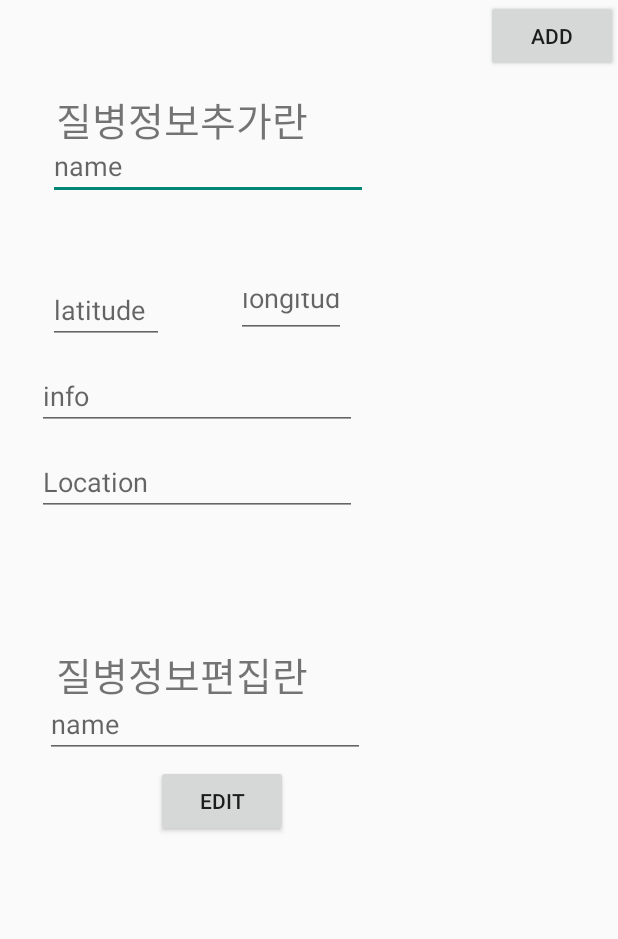
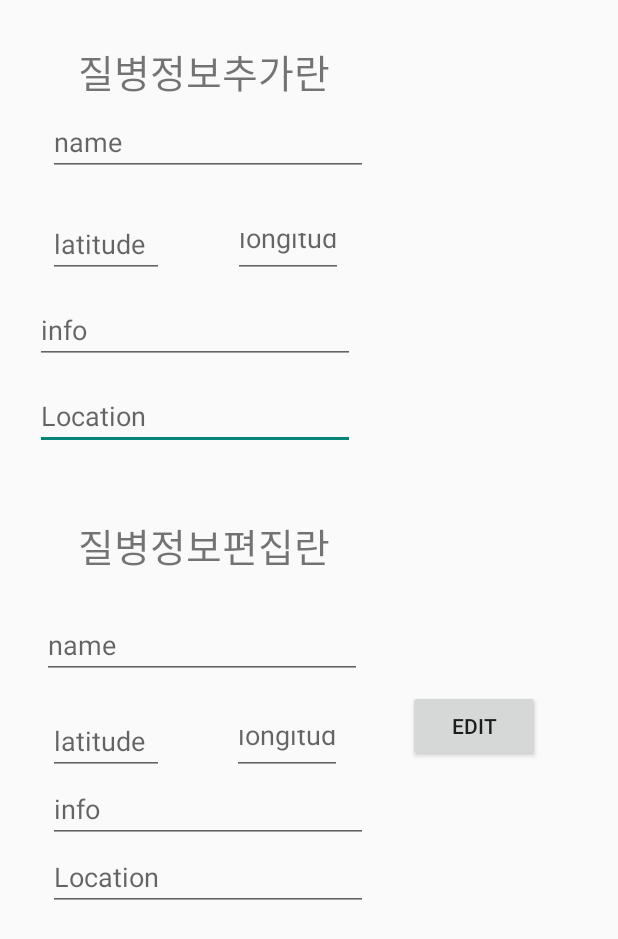
Before and after one commit to Bue-von-hon/showdisease, an Android app: the AddEditDiseaseInfo screen opened directly, with no data from a screen before it, on a phone screen of 412 x 824 dp. Shown: the top 939 px of the screen. Run offline under Robolectric (Android 15) with nearby library versions, the phone set to English and light mode, and no system bars; our stand-ins replace Room's generated code, data binding.

Commit message:
this resolve #37 and resolve #38

```diff
--- a/app/src/main/java/com/kc/showdisease/AddEditDiseaseInfo.java
+++ b/app/src/main/java/com/kc/showdisease/AddEditDiseaseInfo.java
@@ -14,6 +14,7 @@ import com.google.android.gms.maps.GoogleMap;
 import com.google.android.gms.maps.MapsInitializer;
 import com.google.android.gms.maps.OnMapReadyCallback;
 import com.google.android.gms.maps.model.LatLng;
+import com.google.android.gms.maps.model.Marker;
 import com.google.android.gms.maps.model.MarkerOptions;
 import com.kc.showdisease.databinding.ActivityAddEditDiseaseInfoBinding;
 
@@ -33,10 +34,10 @@ public class AddEditDiseaseInfo extends AppCompatActivity {
         super.onCreate(savedInstanceState);
         final ActivityAddEditDiseaseInfoBinding binding = DataBindingUtil.setContentView(this, R.layout.activity_add_edit_disease_info);
         diseaseViewModel = ViewModelProviders.of(this, new ViewModelProvider.AndroidViewModelFactory(getApplication())).get(DiseaseViewModel.class);
+
         binding.AddBtn.setOnClickListener(new View.OnClickListener() {
             //@Override
             public void onClick(View v) {
-
                 final String name = binding.AddDiseaseNameTxt.getText().toString();
                 final double latitude = Double.parseDouble(binding.AddLatitudeTxt.getText().toString());
                 final double longitude = Double.parseDouble(binding.AddLongitudeTxt.getText().toString());
@@ -58,5 +59,39 @@ public class AddEditDiseaseInfo extends AppCompatActivity {
             }
         });
 
+        binding.EditBtn.setOnClickListener(new View.OnClickListener() {
+            @Override
+            public void onClick(View v) {
+                final String Editname = binding.EditDiseaseTxt.getText().toString();
+                double Editlatitude = Double.parseDouble(binding.EditLatitudeTxt.getText().toString());
+                double Editlongitude = Double.parseDouble(binding.EditLongitudeTxt.getText().toString());
+                String Editinfo = binding.EditinfoTxt.getText().toString();
+                String Editlocation = binding.EditLocationTxt.getText().toString();
+
+                db.diseaseDao().setDisease(Editname, Editlatitude, Editlongitude, Editinfo, Editlocation);
+                map.clear();
+                List<Disease> targets = db.diseaseDao().getAll();
+                diseaseIterator = targets.iterator();
+                mapFragment.getMapAsync(new OnMapReadyCallback() {
+                    @Override
+                    public void onMapReady(GoogleMap googleMap) {
+                        map = googleMap;
+                        while (diseaseIterator.hasNext()) {
+                            target = diseaseIterator.next();
+                            String Dname = target.getName();
+                            double latitude = target.getLatitude();
+                            double longitude = target.getLongitude();
+                            LatLng sydney = new LatLng(latitude, longitude);
+                            map.addMarker(new MarkerOptions().position(sydney).title(Dname));
+                            map.moveCamera(CameraUpdateFactory.newLatLng(sydney));
+                        }
+
+                    }
+                });
+
+                finish();
+            }
+        });
+
     }
 }
--- a/app/src/main/java/com/kc/showdisease/MainActivity.java
+++ b/app/src/main/java/com/kc/showdisease/MainActivity.java
@@ -64,10 +64,9 @@ public class MainActivity extends AppCompatActivity {
 
         binding.toolbar.setTitle("About Disease");
         setSupportActionBar(binding.toolbar);
+
         List<Disease> targets = db.diseaseDao().getAll();
         diseaseIterator = targets.iterator();
-
-
         mapFragment = (SupportMapFragment) getSupportFragmentManager().findFragmentById(R.id.map);
         mapFragment.getMapAsync(new OnMapReadyCallback() {
             @Override
--- a/app/src/main/res/layout/activity_add_edit_disease_info.xml
+++ b/app/src/main/res/layout/activity_add_edit_disease_info.xml
@@ -7,32 +7,85 @@
         android:layout_width="match_parent"
         android:layout_height="match_parent">
 
-        <TextView
+        <EditText
+            android:id="@+id/AddLocationTxt"
             android:layout_width="wrap_content"
             android:layout_height="wrap_content"
-            app:layout_constraintStart_toStartOf="parent"
-            app:layout_constraintTop_toTopOf="parent"
-            android:layout_marginLeft="37dp"
-            android:layout_marginTop="60dp"
-            android:text="질병정보추가란"
-            android:textSize="26dp" />
+            android:layout_marginTop="12dp"
+            android:ems="10"
+            android:hint="Location"
+            android:inputType="textPersonName"
+            app:layout_constraintEnd_toEndOf="@+id/AddinfoTxt"
+            app:layout_constraintHorizontal_bias="1.0"
+            app:layout_constraintStart_toStartOf="@+id/AddinfoTxt"
+            app:layout_constraintTop_toBottomOf="@+id/AddinfoTxt" />
+
+        <EditText
+            android:id="@+id/EditinfoTxt"
+            android:layout_width="wrap_content"
+            android:layout_height="wrap_content"
+            android:ems="10"
+            android:hint="info"
+            android:inputType="textPersonName"
+            app:layout_constraintEnd_toEndOf="@+id/AddLongitudeTxt"
+            app:layout_constraintHorizontal_bias="0.0"
+            app:layout_constraintStart_toStartOf="@+id/AddLatitudeTxt"
+            app:layout_constraintTop_toBottomOf="@+id/EditLatitudeTxt" />
+
+        <EditText
+            android:id="@+id/EditLongitudeTxt"
+            android:layout_width="73dp"
+            android:layout_height="40dp"
+            android:layout_marginStart="32dp"
+            android:layout_marginTop="24dp"
+            android:digits="-0123456789"
+            android:ems="10"
+            android:hint="longitude"
+            android:inputType="numberSigned"
+            app:layout_constraintEnd_toEndOf="@+id/EditDiseaseTxt"
+            app:layout_constraintStart_toEndOf="@+id/AddLatitudeTxt"
+            app:layout_constraintTop_toBottomOf="@+id/EditDiseaseTxt" />
+
+        <EditText
+            android:id="@+id/EditLatitudeTxt"
+            android:layout_width="77dp"
+            android:layout_height="44dp"
+            android:layout_marginStart="4dp"
+            android:layout_marginTop="20dp"
+            android:digits="-0123456789"
+            android:ems="10"
+            android:hint="latitude"
+            android:inputType="numberSigned"
+            app:layout_constraintStart_toStartOf="@+id/EditDiseaseTxt"
+            app:layout_constraintTop_toBottomOf="@+id/EditDiseaseTxt" />
 
         <TextView
             android:layout_width="wrap_content"
             android:layout_height="wrap_content"
+            android:layout_marginStart="52dp"
+            android:layout_marginTop="28dp"
+            android:text="질병정보추가란"
+            android:textSize="26dp"
             app:layout_constraintStart_toStartOf="parent"
-            app:layout_constraintTop_toTopOf="parent"
-            android:layout_marginLeft="37dp"
-            android:layout_marginTop="430dp"
+            app:layout_constraintTop_toTopOf="parent" />
+
+        <TextView
+            android:id="@+id/textView"
+            android:layout_width="wrap_content"
+            android:layout_height="wrap_content"
+            android:layout_marginStart="52dp"
+            android:layout_marginTop="44dp"
             android:text="질병정보편집란"
-            android:textSize="26dp" />
+            android:textSize="26dp"
+            app:layout_constraintStart_toStartOf="parent"
+            app:layout_constraintTop_toBottomOf="@+id/AddLocationTxt" />
 
         <EditText
             android:id="@+id/AddDiseaseNameTxt"
             android:layout_width="wrap_content"
             android:layout_height="wrap_content"
             android:layout_marginStart="32dp"
-            android:layout_marginTop="88dp"
+            android:layout_marginTop="72dp"
             android:ems="10"
             android:hint="name"
             android:inputType="textPersonName"
@@ -43,10 +96,10 @@
             android:id="@+id/AddLatitudeTxt"
             android:layout_width="77dp"
             android:layout_height="44dp"
-            android:layout_marginTop="52dp"
+            android:layout_marginTop="24dp"
+            android:digits="-0123456789"
             android:ems="10"
             android:hint="latitude"
-            android:digits="-0123456789"
             android:inputType="numberSigned"
             app:layout_constraintStart_toStartOf="@+id/AddDiseaseNameTxt"
             app:layout_constraintTop_toBottomOf="@+id/AddDiseaseNameTxt" />
@@ -55,30 +108,38 @@
             android:id="@+id/AddBtn"
             android:layout_width="wrap_content"
             android:layout_height="wrap_content"
+            android:layout_marginStart="80dp"
+            android:layout_marginTop="120dp"
+            android:layout_marginEnd="40dp"
+            android:layout_marginBottom="400dp"
             android:text="Add"
+            app:layout_constraintBottom_toTopOf="@+id/EditBtn"
             app:layout_constraintEnd_toEndOf="parent"
+            app:layout_constraintHorizontal_bias="0.294"
+            app:layout_constraintStart_toEndOf="@+id/AddLongitudeTxt"
             app:layout_constraintTop_toTopOf="parent"
-            tools:layout_marginTop="360dp"
-            tools:layout_marginEnd="220dp" />
+            app:layout_constraintVertical_bias="0.417"
+            tools:layout_marginEnd="220dp"
+            tools:layout_marginTop="360dp" />
 
         <EditText
             android:id="@+id/EditDiseaseTxt"
             android:layout_width="wrap_content"
             android:layout_height="wrap_content"
+            android:layout_marginStart="28dp"
+            android:layout_marginTop="24dp"
             android:ems="10"
             android:hint="name"
             android:inputType="textPersonName"
-            android:layout_marginTop="460dp"
-            android:layout_marginLeft="30dp"
             app:layout_constraintStart_toStartOf="parent"
-            app:layout_constraintTop_toTopOf="parent" />
+            app:layout_constraintTop_toBottomOf="@+id/textView" />
 
         <Button
             android:id="@+id/EditBtn"
             android:layout_width="wrap_content"
             android:layout_height="wrap_content"
-            android:layout_marginTop="510dp"
-            android:layout_marginEnd="220dp"
+            android:layout_marginTop="460dp"
+            android:layout_marginEnd="52dp"
             android:text="Edit"
             app:layout_constraintEnd_toEndOf="parent"
             app:layout_constraintTop_toTopOf="parent" />
@@ -88,13 +149,13 @@
             android:layout_width="73dp"
             android:layout_height="40dp"
             android:layout_marginStart="32dp"
-            android:layout_marginTop="52dp"
+            android:layout_marginTop="28dp"
+            android:digits="-0123456789"
             android:ems="10"
             android:hint="longitude"
-            android:digits="-0123456789"
             android:inputType="numberSigned"
             app:layout_constraintEnd_toEndOf="@+id/AddDiseaseNameTxt"
-            app:layout_constraintHorizontal_bias="0.516"
+            app:layout_constraintHorizontal_bias="0.464"
             app:layout_constraintStart_toEndOf="@+id/AddLatitudeTxt"
             app:layout_constraintTop_toBottomOf="@+id/AddDiseaseNameTxt" />
 
@@ -112,17 +173,16 @@
             app:layout_constraintTop_toBottomOf="@+id/AddLatitudeTxt" />
 
         <EditText
-            android:id="@+id/AddLocationTxt"
+            android:id="@+id/EditLocationTxt"
             android:layout_width="wrap_content"
             android:layout_height="wrap_content"
-            android:layout_marginTop="12dp"
             android:ems="10"
             android:hint="Location"
             android:inputType="textPersonName"
-            app:layout_constraintEnd_toEndOf="@+id/AddinfoTxt"
-            app:layout_constraintHorizontal_bias="1.0"
-            app:layout_constraintStart_toStartOf="@+id/AddinfoTxt"
-            app:layout_constraintTop_toBottomOf="@+id/AddinfoTxt" />
+            app:layout_constraintEnd_toEndOf="@+id/EditinfoTxt"
+            app:layout_constraintHorizontal_bias="0.0"
+            app:layout_constraintStart_toStartOf="@+id/EditinfoTxt"
+            app:layout_constraintTop_toBottomOf="@+id/EditinfoTxt" />
 
     </androidx.constraintlayout.widget.ConstraintLayout>
 </layout>
```
